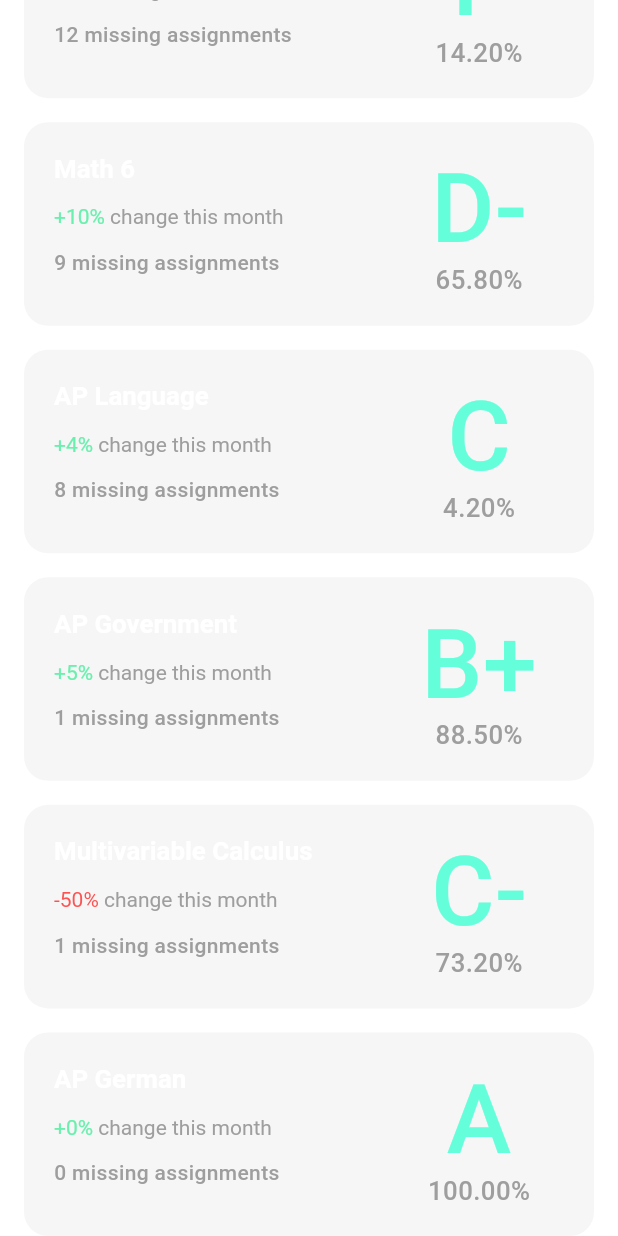
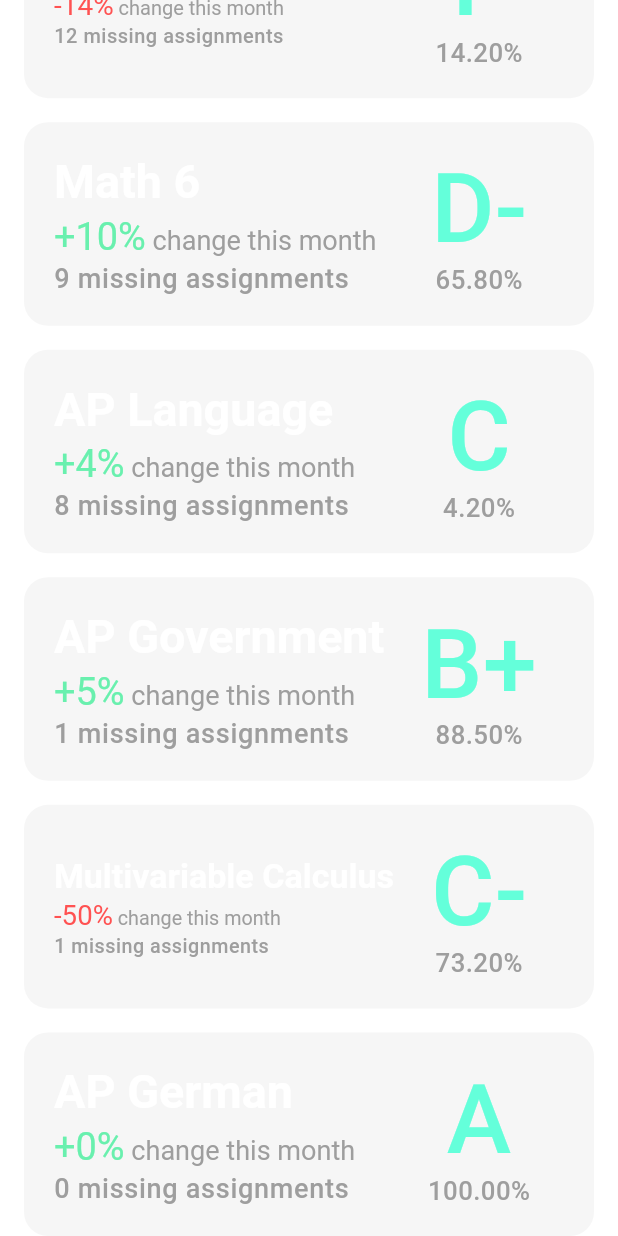
Before and after one commit to IshanA2007/GeneSIS, a Flutter app: the Gradebook screen opened directly, scrolled down 322 dp, on a phone screen of 412 x 824 dp. Run offline on Flutter 3.47's test engine with Material 3 defaults, Android fonts, the light colour scheme and no system bars; our stand-ins replace carousel_slider, fl_chart, flutter_screenutil, get, iconsax, smooth_page_indicator; Roboto replaces fonts that are missing (Poppins).

Commit message:
fixed gradebook overflow (looks a little goofy ngl)

```diff
--- a/lib/features/app/screens/gradebook/widgets/gradebook_gradecard.dart
+++ b/lib/features/app/screens/gradebook/widgets/gradebook_gradecard.dart
@@ -28,7 +28,7 @@ class GradeCard extends StatelessWidget {
         // left - class name, change %, missing assignments
         Expanded(
           flex: 8,
-          child: Column(
+          child: FittedBox(fit: BoxFit.fitHeight, alignment: Alignment.centerLeft, child: Column(
             crossAxisAlignment: CrossAxisAlignment.start,
             children: [
               Text(
@@ -36,7 +36,7 @@ class GradeCard extends StatelessWidget {
                 style: Theme.of(context).textTheme.headlineSmall!.apply(
                     color: dark ? GenesisColors.white : GenesisColors.white),
               ),
-              const Spacer(),
+              // const Spacer(),
               RichText(
                 text: TextSpan(
                   children: [
@@ -53,23 +53,24 @@ class GradeCard extends StatelessWidget {
                     const TextSpan(
                       text: " change this month",
                       style: TextStyle(
-                        fontSize: 14.0,
+                        fontSize: 10.0,
                         color: Colors.grey,
                       ),
                     ),
                   ],
                 ),
               ),
-              const Spacer(),
+              // const Spacer(),
               Text(
                 '$missingAssignments missing assignments',
                 style: const TextStyle(
-                  fontSize: 14.0,
+                  fontSize: 10.0,
                   color: Colors.grey,
                 ),
               ),
-              const Spacer(),
-            ],
+              // const Spacer(),
+              ],
+            ),
           ),
         ),
         // right - grade letter, percent
```
